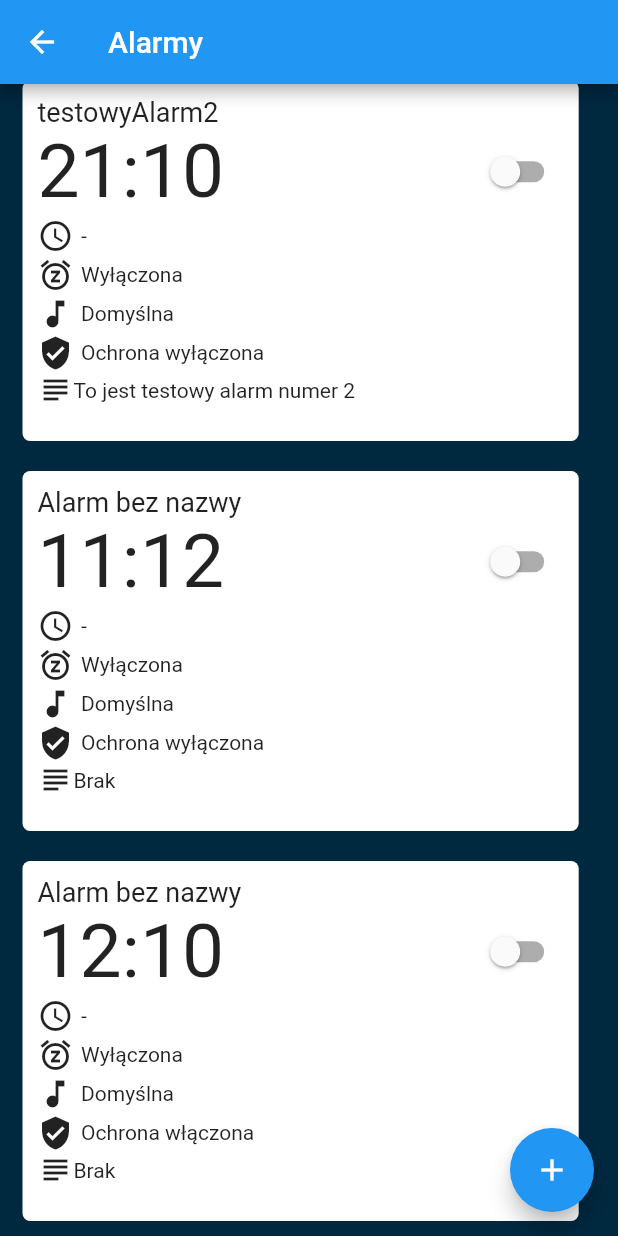
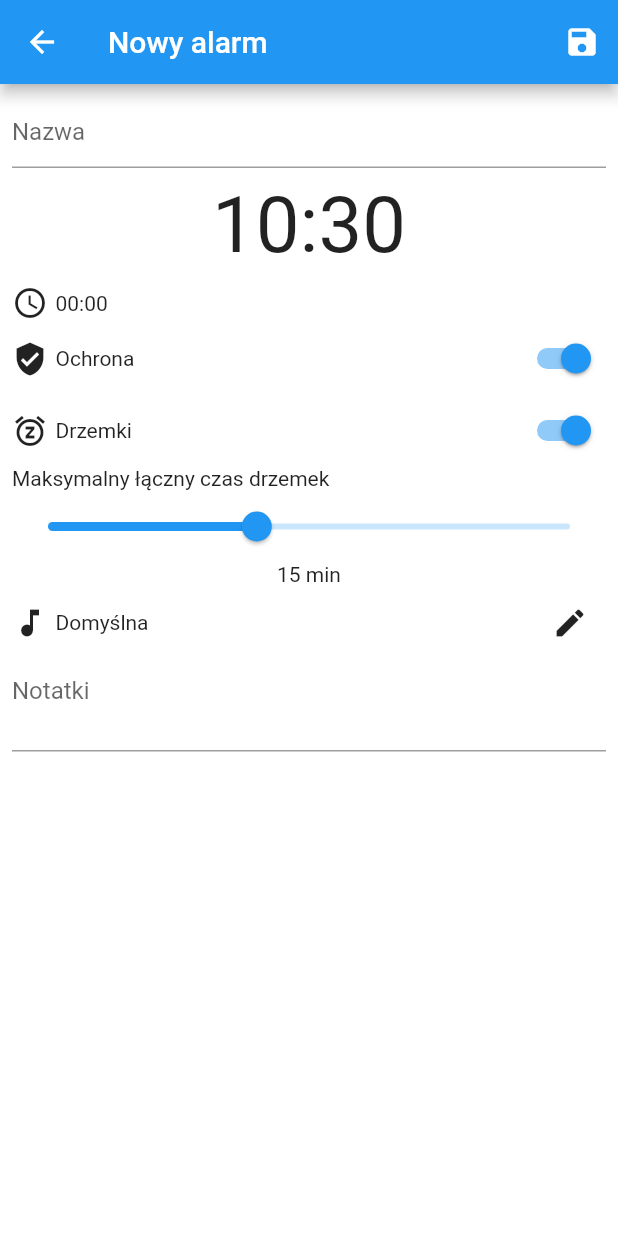
Before and after one commit to Arciiix/Buzzine, a Flutter app: the AlarmList screen opened directly, scrolled down 272 dp, after a tap on the "add" icon, on a phone screen of 412 x 824 dp. Run offline on Flutter 3.47's test engine with Material 2 defaults, Android fonts, the phone set to English and light mode, and no system bars; our stand-ins replace carousel_slider.

Commit message:
Start doing the alarm form

```diff
--- a/mobile/lib/components/alarm_card.dart
+++ b/mobile/lib/components/alarm_card.dart
@@ -1,7 +1,9 @@
+import 'package:buzzine/types/Audio.dart';
 import 'package:buzzine/utils/formatting.dart';
 import 'package:flutter/material.dart';
 
 class AlarmCard extends StatefulWidget {
+  final String id;
   final String? name;
   final int hour;
   final int minute;
@@ -9,10 +11,9 @@ class AlarmCard extends StatefulWidget {
   final bool isActive;
 
   final bool? isSnoozeEnabled;
-  final int? snoozeLength;
   final int? maxTotalSnoozeLength;
 
-  final String? soundName;
+  final Audio? sound;
 
   final bool isGuardEnabled;
 
@@ -20,15 +21,15 @@ class AlarmCard extends StatefulWidget {
 
   const AlarmCard(
       {Key? key,
+      required this.id,
       this.name,
       required this.hour,
       required this.minute,
       required this.isActive,
       this.nextInvocation,
       this.isSnoozeEnabled,
-      this.snoozeLength,
       this.maxTotalSnoozeLength,
-      this.soundName,
+      this.sound,
       required this.isGuardEnabled,
       this.notes})
       : super(key: key);
@@ -108,7 +109,7 @@ class _AlarmCardState extends State<AlarmCard> {
                 Padding(
                     padding: const EdgeInsets.all(5),
                     child: Text(widget.isSnoozeEnabled == true
-                        ? "${widget.snoozeLength} | ${widget.maxTotalSnoozeLength}"
+                        ? "Max. ${widget.maxTotalSnoozeLength} min"
                         : "Wyłączona"))
               ],
             ),
@@ -119,7 +120,7 @@ class _AlarmCardState extends State<AlarmCard> {
                     child: Padding(
                         padding: const EdgeInsets.all(5),
                         child: Text(
-                          widget.soundName ?? "Domyślna",
+                          widget.sound?.friendlyName ?? "Domyślna",
                           overflow: TextOverflow.ellipsis,
                         )))
               ],
--- /dev/null
+++ b/mobile/lib/screens/alarm_form.dart
@@ -0,0 +1,258 @@
+import 'package:buzzine/types/Alarm.dart';
+import 'package:buzzine/types/Audio.dart';
+import 'package:buzzine/utils/formatting.dart';
+import "package:flutter/material.dart";
+
+class AlarmForm extends StatefulWidget {
+  final Alarm? baseAlarm;
+  const AlarmForm({Key? key, this.baseAlarm}) : super(key: key);
+
+  @override
+  _AlarmFormState createState() => _AlarmFormState();
+}
+
+class _AlarmFormState extends State<AlarmForm> {
+  bool _isEditing = false;
+
+  TextEditingController _nameController = TextEditingController();
+
+  int _hour = TimeOfDay.now().hour;
+  int _minute = TimeOfDay.now().minute;
+
+  String remainingTime = "-";
+
+  bool _isSnoozeEnabled = true;
+  int? _maxTotalSnoozeLength = 15;
+
+  Audio? _sound;
+
+  bool _isGuardEnabled = true;
+
+  TextEditingController _notesController = TextEditingController();
+
+  void getTime() async {
+    final TimeOfDay? timePickerResponse = await showTimePicker(
+        context: context,
+        initialTime: TimeOfDay(hour: _hour, minute: _minute),
+        cancelText: "Anuluj",
+        confirmText: "Zatwierdź",
+        helpText: "Wybierz czas",
+        errorInvalidText: "Zły czas",
+        hourLabelText: "Godzina",
+        minuteLabelText: "Minuta");
+
+    if (timePickerResponse != null) {
+      setState(() {
+        _hour = timePickerResponse.hour;
+        _minute = timePickerResponse.minute;
+      });
+      calculateRemainingTime();
+    }
+  }
+
+  void handleSave() {
+    Alarm returnedAlarm = Alarm(
+        name: _nameController.text,
+        hour: _hour,
+        minute: _minute,
+        isSnoozeEnabled: _isSnoozeEnabled,
+        maxTotalSnoozeLength: _maxTotalSnoozeLength,
+        sound: _sound,
+        isGuardEnabled: _isGuardEnabled,
+        notes: _notesController.text,
+        isActive: widget.baseAlarm?.isActive ?? true);
+
+    Navigator.of(context).pop(returnedAlarm);
+  }
+
+  void calculateRemainingTime() {
+    DateTime now = DateTime.now();
+    DateTime nextInvocation =
+        DateTime(now.year, now.month, now.day, _hour, _minute);
+
+    if (now.compareTo(nextInvocation) <= 0) {
+      //If alarm time is before now, add a whole day (so it'll be tomorrow)
+      nextInvocation.add(const Duration(days: 1));
+    }
+
+    Duration difference = nextInvocation.difference(DateTime.now());
+
+    setState(() {
+      remainingTime =
+          "${addZero(difference.inHours)}:${addZero(difference.inMinutes.remainder(60))}";
+    });
+  }
+
+  void chooseAudio() async {
+    //DEV
+    print("TODO: Choose audio");
+  }
+
+  @override
+  void initState() {
+    super.initState();
+    if (widget.baseAlarm != null) {
+      _isEditing = true;
+      _nameController.text = widget.baseAlarm?.name ?? "";
+      _hour = widget.baseAlarm!.hour;
+      _minute = widget.baseAlarm!.minute;
+      _isSnoozeEnabled = widget.baseAlarm?.isSnoozeEnabled ?? false;
+      _maxTotalSnoozeLength = widget.baseAlarm?.maxTotalSnoozeLength ?? 15;
+      _sound = widget.baseAlarm?.sound;
+      _isGuardEnabled = widget.baseAlarm!.isGuardEnabled;
+      _notesController.text = widget.baseAlarm?.notes ?? "";
+    }
+    calculateRemainingTime();
+  }
+
+  @override
+  Widget build(BuildContext context) {
+    return Scaffold(
+        appBar: AppBar(
+          title: Text(_isEditing ? "Edycja alarmu" : "Nowy alarm"),
+          actions: [
+            IconButton(
+              icon: const Icon(Icons.save),
+              onPressed: handleSave,
+            )
+          ],
+        ),
+        backgroundColor: Colors.white,
+        body: SingleChildScrollView(
+            child: Padding(
+                padding: const EdgeInsets.all(8),
+                child: Column(
+                  children: [
+                    TextFormField(
+                      controller: _nameController,
+                      decoration: InputDecoration(hintText: "Nazwa"),
+                    ),
+                    InkWell(
+                        onTap: getTime,
+                        child: Padding(
+                            padding: EdgeInsets.all(8),
+                            child: Text("${addZero(_hour)}:${addZero(_minute)}",
+                                style: const TextStyle(fontSize: 52)))),
+                    InkWell(
+                      onTap: () => showDialog(
+                          context: context,
+                          builder: (_) => const AlertDialog(
+                              title: Text("Różnica czasu"),
+                              content: Text(
+                                  "Wartość ta, w formacie HH:mm, oznacza, za ile wywołany zostanie ten alarm."))),
+                      child: Row(
+                        children: [
+                          const Icon(Icons.schedule),
+                          Padding(
+                              padding: const EdgeInsets.all(5),
+                              child: Text(remainingTime))
+                        ],
+                      ),
+                    ),
+                    InkWell(
+                        onTap: () {
+                          setState(() {
+                            _isGuardEnabled = !_isGuardEnabled;
+                          });
+                        },
+                        child: Row(
+                            mainAxisAlignment: MainAxisAlignment.spaceBetween,
+                            children: [
+                              Row(
+                                children: [
+                                  Icon(_isGuardEnabled
+                                      ? Icons.verified_user
+                                      : Icons.privacy_tip),
+                                  const Padding(
+                                      padding: EdgeInsets.all(5),
+                                      child: Text("Ochrona"))
+                                ],
+                              ),
+                              Switch(
+                                value: _isGuardEnabled,
+                                onChanged: (bool value) {
+                                  setState(() {
+                                    _isGuardEnabled = value;
+                                  });
+                                },
+                              )
+                            ])),
+                    InkWell(
+                        onTap: () {
+                          setState(() {
+                            _isSnoozeEnabled = !_isSnoozeEnabled;
+                          });
+                        },
+                        child: Row(
+                            mainAxisAlignment: MainAxisAlignment.spaceBetween,
+                            children: [
+                              Row(
+                                children: const [
+                                  Icon(Icons.snooze),
+                                  Padding(
+                                      padding: EdgeInsets.all(5),
+                                      child: Text("Drzemki"))
+                                ],
+                              ),
+                              Switch(
+                                value: _isSnoozeEnabled,
+                                onChanged: (bool value) {
+                                  setState(() {
+                                    _isSnoozeEnabled = value;
+                                  });
+                                },
+                              )
+                            ])),
+                    Column(
+                      children: _isSnoozeEnabled
+                          ? [
+                              Container(
+                                  width: double.infinity,
+                                  child: const Text(
+                                    "Maksymalny łączny czas drzemek",
+                                  )),
+                              Slider(
+                                min: 5,
+                                max: 30,
+                                onChanged: (double value) {
+                                  setState(() {
+                                    _maxTotalSnoozeLength = value.toInt();
+                                  });
+                                },
+                                value:
+                                    _maxTotalSnoozeLength?.toDouble() ?? 15.0,
+                              ),
+                              Text(
+                                "$_maxTotalSnoozeLength min",
+                              )
+                            ]
+                          : [],
+                    ),
+                    InkWell(
+                        onTap: chooseAudio,
+                        child: Row(
+                            mainAxisAlignment: MainAxisAlignment.spaceBetween,
+                            children: [
+                              Row(
+                                children: [
+                                  const Icon(Icons.music_note),
+                                  Padding(
+                                      padding: EdgeInsets.all(5),
+                                      child: Text(
+                                          _sound?.friendlyName ?? "Domyślna"))
+                                ],
+                              ),
+                              IconButton(
+                                icon: const Icon(Icons.edit),
+                                onPressed: chooseAudio,
+                              )
+                            ])),
+                    TextFormField(
+                      controller: _notesController,
+                      maxLines: 2,
+                      decoration: const InputDecoration(hintText: "Notatki"),
+                    ),
+                  ],
+                ))));
+  }
+}
--- a/mobile/lib/screens/alarm_list.dart
+++ b/mobile/lib/screens/alarm_list.dart
@@ -1,5 +1,6 @@
 import 'package:buzzine/components/alarm_card.dart';
 import 'package:buzzine/globalData.dart';
+import 'package:buzzine/screens/alarm_form.dart';
 import 'package:buzzine/screens/loading.dart';
 import 'package:buzzine/types/Alarm.dart';
 import 'package:flutter/material.dart';
@@ -16,6 +17,22 @@ class AlarmList extends StatefulWidget {
 class _AlarmListState extends State<AlarmList> {
   late List<Alarm> alarms;
 
+  void addAlarm() async {
+    Alarm? alarm = await Navigator.of(context).push(MaterialPageRoute(
+      builder: (context) => AlarmForm(),
+    ));
+
+    //TODO: Add the alarm
+  }
+
+  void editAlarm(Alarm selectedAlarm) async {
+    Alarm? alarm = await Navigator.of(context).push(MaterialPageRoute(
+      builder: (context) => AlarmForm(baseAlarm: selectedAlarm),
+    ));
+
+    //TODO: Edit alarm
+  }
+
   @override
   void initState() {
     super.initState();
@@ -27,8 +44,8 @@ class _AlarmListState extends State<AlarmList> {
     return Scaffold(
         appBar: AppBar(title: const Text("Alarmy")),
         floatingActionButton: FloatingActionButton(
-          onPressed: () => print("TODO: Add new alarm"),
-          child: Icon(Icons.add),
+          onPressed: addAlarm,
+          child: const Icon(Icons.add),
         ),
         body: RefreshIndicator(
             onRefresh: () async {
@@ -88,21 +105,24 @@ class _AlarmListState extends State<AlarmList> {
                                 //DEV TODO: Delete the alarm
                                 print("TODO: Delete the alarm");
                               },
+                              child: InkWell(
+                                  onTap: () => editAlarm(e),
                                   child: SizedBox(
                                       height: 250,
                                       child: AlarmCard(
+                                          id: e.id ??
+                                              "", //TODO: Make it in a better way
                                           name: e.name,
                                           hour: e.hour,
                                           minute: e.minute,
                                           nextInvocation: e.nextInvocation,
                                           isActive: e.isActive,
                                           isSnoozeEnabled: e.isSnoozeEnabled,
-                                      snoozeLength: e.snoozeLength,
                                           maxTotalSnoozeLength:
                                               e.maxTotalSnoozeLength,
-                                      soundName: e.soundName,
+                                          sound: e.sound,
                                           isGuardEnabled: e.isGuardEnabled,
-                                      notes: e.notes))));
+                                          notes: e.notes)))));
                     })
                 : const Center(
                     child: Text("Brak alarmów!",
--- a/mobile/lib/screens/home_page.dart
+++ b/mobile/lib/screens/home_page.dart
@@ -87,16 +87,17 @@ class _HomePageState extends State<HomePage> {
                                 onSelect: handleAlarmSelect,
                                 children: upcomingAlarms.map((e) {
                                   return AlarmCard(
+                                      id: e.id ??
+                                          "", //TODO: Make it in a better way
                                       name: e.name,
                                       hour: e.hour,
                                       minute: e.minute,
                                       nextInvocation: e.nextInvocation,
                                       isActive: e.isActive,
                                       isSnoozeEnabled: e.isSnoozeEnabled,
-                                      snoozeLength: e.snoozeLength,
                                       maxTotalSnoozeLength:
                                           e.maxTotalSnoozeLength,
-                                      soundName: e.soundName,
+                                      sound: e.sound,
                                       isGuardEnabled: e.isGuardEnabled,
                                       notes: e.notes);
                                 }).toList())
--- a/mobile/lib/types/Alarm.dart
+++ b/mobile/lib/types/Alarm.dart
@@ -1,4 +1,7 @@
+import 'package:buzzine/types/Audio.dart';
+
 class Alarm {
+  final String? id;
   final String? name;
   final int hour;
   final int minute;
@@ -6,25 +9,24 @@ class Alarm {
   final bool isActive;
 
   final bool? isSnoozeEnabled;
-  final int? snoozeLength;
   final int? maxTotalSnoozeLength;
 
-  final String? soundName;
+  final Audio? sound;
 
   final bool isGuardEnabled;
 
   final String? notes;
 
   Alarm(
-      {this.name,
+      {this.id,
+      this.name,
       required this.hour,
       required this.minute,
       this.nextInvocation,
       required this.isActive,
       this.isSnoozeEnabled,
-      this.snoozeLength,
       this.maxTotalSnoozeLength,
-      this.soundName,
+      this.sound,
       required this.isGuardEnabled,
       this.notes});
 }
--- /dev/null
+++ b/mobile/lib/types/Audio.dart
@@ -0,0 +1,6 @@
+class Audio {
+  final String filename;
+  final String? friendlyName;
+
+  Audio({required this.filename, this.friendlyName});
+}
```
Also changed, not shown: mobile/lib/globalData.dart (+11 -4 lines). Lines whose indentation alone changed are shown as unchanged.
